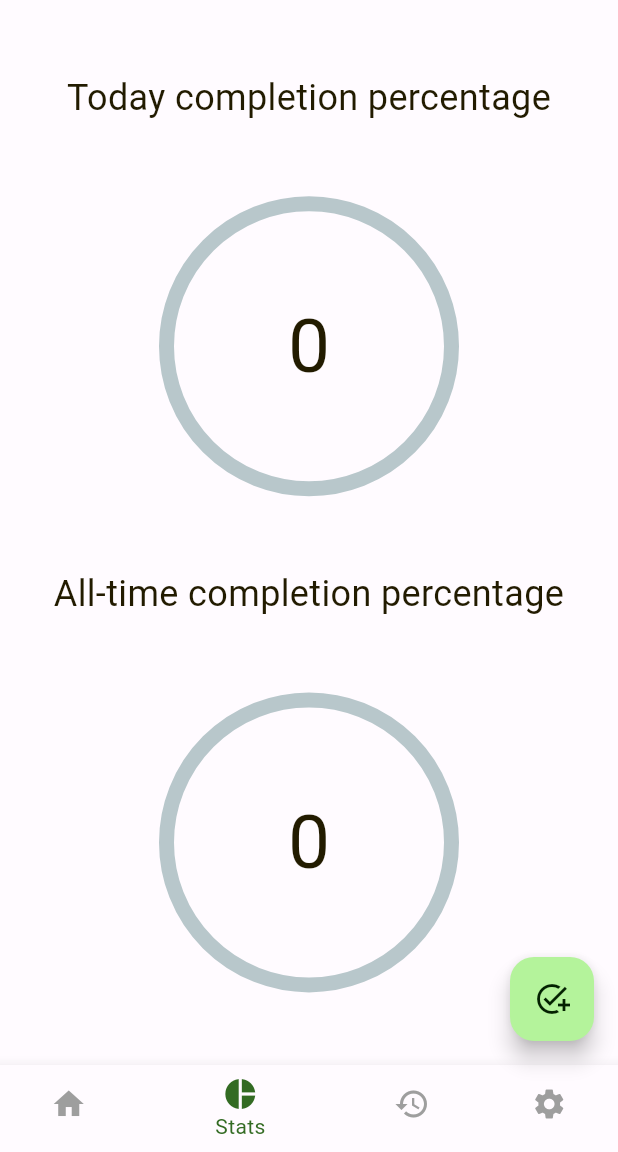
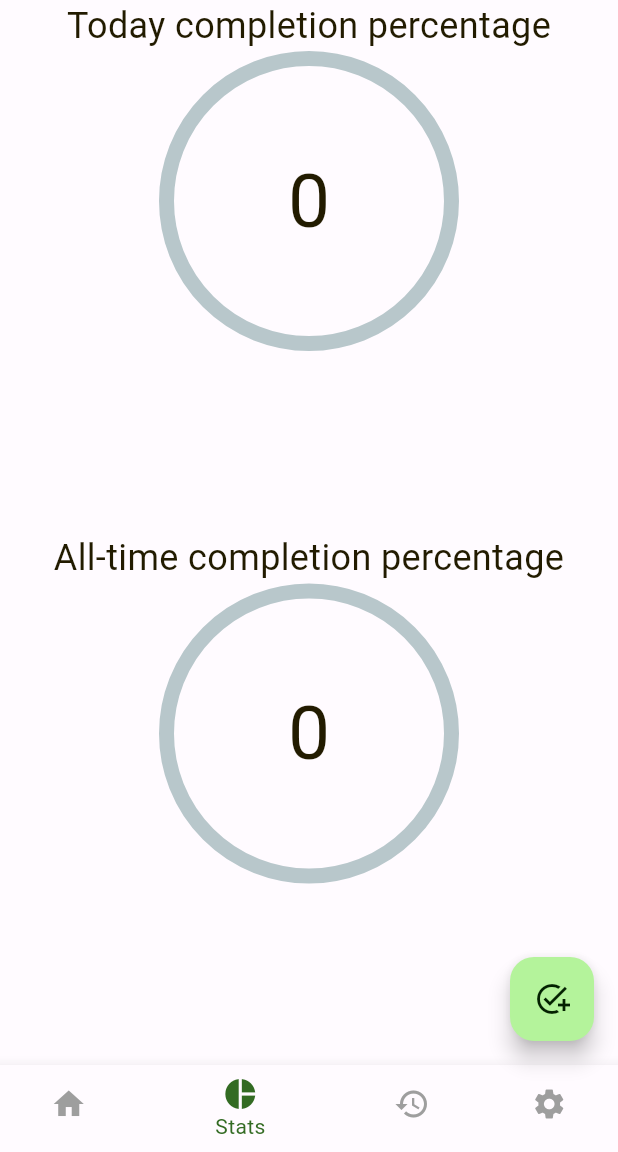
Before and after one commit to Trung15010802/todo_today, a Flutter app: the screen it shows after launch, item 2 of the bottom bar chosen, on a phone screen of 412 x 824 dp, the part 84-1236 px from its top. Run offline on Flutter 3.47's test engine with Material 2 defaults, Android fonts, the phone set to English and light mode, and no system bars; drawn by our look-alikes of percent_indicator; our stand-ins replace awesome_notifications, equatable, flutter_bloc, google_fonts, hydrated_bloc, lottie and 1 more; accounts and stored records are empty.

Commit message:
Update UI

```diff
--- a/lib/main.dart
+++ b/lib/main.dart
@@ -1,4 +1,5 @@
 import 'package:flutter/material.dart';
+import 'package:flutter/services.dart';
 import 'package:flutter_bloc/flutter_bloc.dart';
 import 'package:hydrated_bloc/hydrated_bloc.dart';
 import 'package:path_provider/path_provider.dart';
@@ -19,6 +20,10 @@
     storageDirectory: await getApplicationDocumentsDirectory(),
   );
   NotificationHelper.notificationInit();
+  await SystemChrome.setPreferredOrientations([
+    DeviceOrientation.portraitUp,
+    DeviceOrientation.portraitDown,
+  ]);
   runApp(const MyApp());
 }
 
--- a/lib/screens/home_screen.dart
+++ b/lib/screens/home_screen.dart
@@ -11,7 +11,7 @@
 }
 
 class _HomeScreenState extends State<HomeScreen> {
-  late final DateTime today;
+  DateTime today = DateTime.now();
   @override
   void didChangeDependencies() {
     DateTime now = DateTime.now();
--- a/lib/screens/stats_screen.dart
+++ b/lib/screens/stats_screen.dart
@@ -9,7 +9,6 @@
 
   @override
   Widget build(BuildContext context) {
-    var colorScheme = Theme.of(context).colorScheme;
     return BlocProvider(
       create: (context) => StatsBloc(context.read<TodoRepository>())
         ..add(
@@ -31,32 +30,21 @@
             int countTodoCompletedToday = state.stats['completedToday'];
 
             return Column(
-              mainAxisAlignment: MainAxisAlignment.spaceEvenly,
               crossAxisAlignment: CrossAxisAlignment.stretch,
               children: [
-                Text(
-                  'Today completion percentage',
-                  style: TextStyle(
-                    fontSize: 24,
-                    color: colorScheme.onBackground,
-                  ),
-                  textAlign: TextAlign.center,
-                ),
-                PieChartTodo(
+                Expanded(
+                  child: PieChartTodo(
+                    title: 'Today completion percentage',
                     countTodoCompleted: countTodoCompletedToday,
                     totalTodo: totalTodoToday,
                   ),
-                Text(
-                  'All-time completion percentage',
-                  style: TextStyle(
-                    fontSize: 24,
-                    color: colorScheme.onBackground,
                 ),
-                  textAlign: TextAlign.center,
-                ),
-                PieChartTodo(
+                Expanded(
+                  child: PieChartTodo(
+                    title: 'All-time completion percentage',
                     countTodoCompleted: countTodoCompleted,
                     totalTodo: totalTodo,
+                  ),
                 ),
               ],
             );
@@ -71,17 +59,29 @@
 class PieChartTodo extends StatelessWidget {
   const PieChartTodo({
     super.key,
+    required this.title,
     required this.countTodoCompleted,
     required this.totalTodo,
   });
 
   final int countTodoCompleted;
   final int totalTodo;
+  final String title;
 
   @override
   Widget build(BuildContext context) {
     var colorScheme = Theme.of(context).colorScheme;
-    return CircularPercentIndicator(
+    return Column(
+      children: [
+        Text(
+          title,
+          style: TextStyle(
+            fontSize: 24,
+            color: colorScheme.onBackground,
+          ),
+          textAlign: TextAlign.center,
+        ),
+        CircularPercentIndicator(
           radius: 100.0,
           lineWidth: 10.0,
           percent: countTodoCompleted != 0 ? countTodoCompleted / totalTodo : 0,
@@ -95,6 +95,8 @@
             ),
           ),
           progressColor: colorScheme.surfaceTint,
+        ),
+      ],
     );
   }
 }
--- a/lib/widgets/todo_list.dart
+++ b/lib/widgets/todo_list.dart
@@ -72,6 +72,7 @@
             ),
           ),
           Expanded(
+            flex: 1,
             child: ListView.builder(
               itemCount: todos.length,
               itemBuilder: (context, index) {
```
Also changed, not shown: lib/widgets/todo_item.dart (+5 -5 lines), 1 other file. Lines whose indentation alone changed are shown as unchanged.
